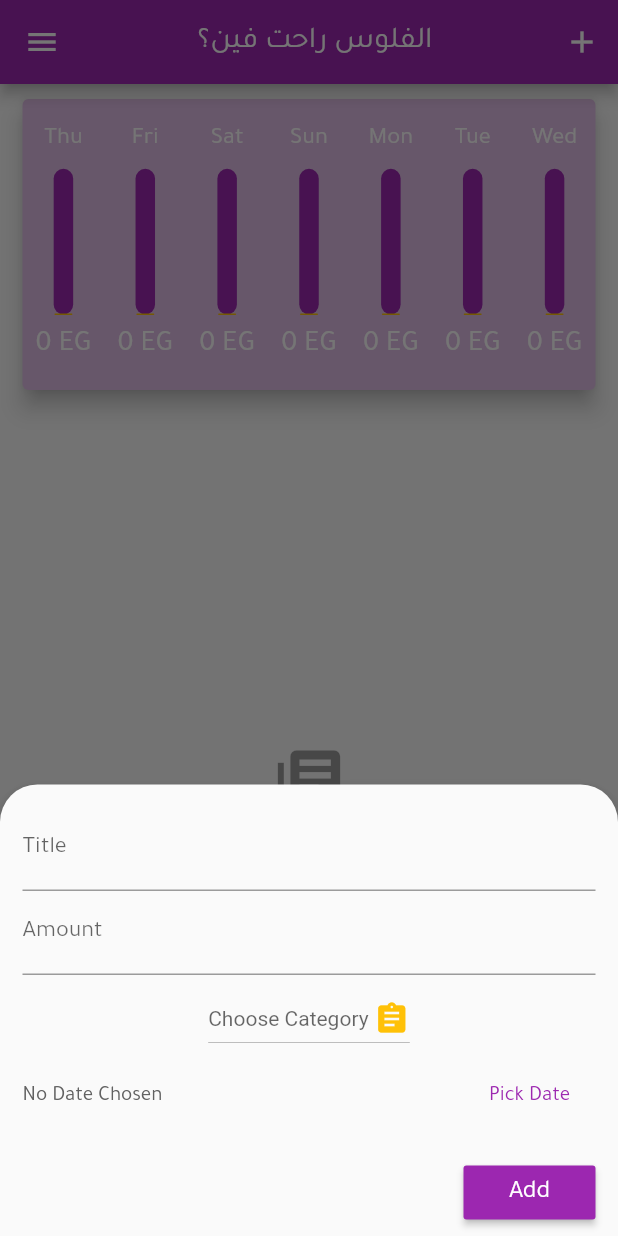
After one commit to grayHatEnigma/Expense-Manager, a Flutter app: the HomeScreen screen opened by its route, after a tap on the "add" icon, on a phone screen of 412 x 824 dp. The commit adds this screen. Run offline on Flutter 3.47's test engine with Material 2 defaults, Android fonts, the light colour scheme and no system bars; our stand-ins replace date_format, expandable, fl_chart, flutter_animation_progress_bar, flutter_i18n, fluttertoast and 2 more; accounts and stored records are empty.

Commit message:
23th commit - finish complete localization for both (ar, en)

```diff
--- a/flutter_i18n/en.json
+++ b/flutter_i18n/en.json
@@ -1,5 +1,35 @@
 {
 
+  "kAnalysisTitle" : "Expenses Analysis",
+  "kAnalysisGaugeTitle" : "Total Expenses",
+  "kAnalysisLimitTitle" : "You Spent All Your Money",
 
+  "kTitleTextFieldHint" : "Title",
+  "kAmountTextFieldHint": "Amount",
+  "kDropDownMenuHint": "Choose Category ",
+  "kPickDateButton": "Pick Date",
+  "kChosenDateText": "No Date Chosen",
+  "kAddButton": "Add",
+
+  "kShowChartButton" : "Show Chart",
+
+  "kDailyExpenses": "Expenses",
+
+  "kMoneyPrefix": "EG",
+  "kDeleteButtonHint": "Delete",
+
+  "kNavAnalysis": "Analysis",
+  "kNavSettings": "Settings",
+  "kNavAbout": "About",
+  "kNavRate": "Rate Us",
+
+  "kEmptyList" :"No Transactions Added Yet",
+
+  "kSalaryInputText" : "Enter Your Salary",
+  "kSalaryToastMsg" : "enter your salary first",
+
+  "kDateInputText" : "Plan Starting Date",
+  "kDateToastMsg" : "pick your plan date",
+  "kDateInputDescription" : "plan will be renewed monthly at"
 
 }
--- a/lib/infrastructure/ui/screens/add_transaction_screen.dart
+++ b/lib/infrastructure/ui/screens/add_transaction_screen.dart
@@ -4,6 +4,7 @@ import 'package:flutter/material.dart';
 //external packages
 import 'package:provider/provider.dart';
 import 'package:date_format/date_format.dart';
+import 'package:flutter_i18n/flutter_i18n.dart';
 
 //my imports
 import '../../../domain/models/category.dart';
@@ -18,7 +19,7 @@ class AddTransaction extends StatefulWidget {
 class _AddTransactionState extends State<AddTransaction> {
   final titleController = TextEditingController();
   final amountController = TextEditingController();
-  String chosenDateText = kChosenDateText;
+  String chosenDateText;
   //fields chosen by user and their default values in case he doesn't enter any
   DateTime chosenDate = DateTime.now();
   String chosenCategory;
@@ -26,6 +27,8 @@ class _AddTransactionState extends State<AddTransaction> {
   @override
   Widget build(BuildContext context) {
     final uiManager = Provider.of<UiManager>(context, listen: false);
+
+    chosenDateText = FlutterI18n.translate(context, kChosenDateText);
     return SingleChildScrollView(
       child: Container(
         padding: EdgeInsets.only(
@@ -38,11 +41,15 @@ class _AddTransactionState extends State<AddTransaction> {
           crossAxisAlignment: CrossAxisAlignment.end,
           children: <Widget>[
             TextField(
-              decoration: InputDecoration(labelText: kTitleTextFieldHint),
+              decoration: InputDecoration(
+                  labelText:
+                      FlutterI18n.translate(context, kTitleTextFieldHint)),
               controller: titleController,
             ),
             TextField(
-              decoration: InputDecoration(labelText: kAmountTextFieldHint),
+              decoration: InputDecoration(
+                  labelText:
+                      FlutterI18n.translate(context, kAmountTextFieldHint)),
               controller: amountController,
               keyboardType: TextInputType.numberWithOptions(decimal: true),
             ),
@@ -63,7 +70,7 @@ class _AddTransactionState extends State<AddTransaction> {
                   },
                   value: chosenCategory,
                   hint: Text(
-                    kDropDownMenuHint,
+                    FlutterI18n.translate(context, kDropDownMenuHint),
                     textAlign: TextAlign.start,
                   ),
                   icon: Icon(
@@ -87,7 +94,7 @@ class _AddTransactionState extends State<AddTransaction> {
                 ),
                 FlatButton(
                     child: Text(
-                      kPickDateButton,
+                      FlutterI18n.translate(context, kPickDateButton),
                       style: TextStyle(color: Theme.of(context).primaryColor),
                     ),
                     onPressed: () async {
@@ -122,7 +129,7 @@ class _AddTransactionState extends State<AddTransaction> {
             RaisedButton(
               color: Theme.of(context).primaryColor,
               child: Text(
-                kAddButton,
+                FlutterI18n.translate(context, kAddButton),
                 style: TextStyle(color: Colors.white, fontSize: 17),
               ),
               onPressed: () {
--- a/lib/infrastructure/ui/screens/home_screen.dart
+++ b/lib/infrastructure/ui/screens/home_screen.dart
@@ -4,10 +4,10 @@ import 'package:flutter/material.dart';
 import 'dart:io';
 
 //my imports
-import '../../../infrastructure/ui/widgets/navigation_drawer.dart';
 import '../screens/add_transaction_screen.dart';
 import '../widgets/chart_widget.dart';
 import '../widgets/transactions_list_widget.dart';
+import '../widgets/navigation_drawer.dart';
 import '../widgets/adaptive_switch_widget.dart';
 
 class HomeScreen extends StatefulWidget {
--- a/lib/infrastructure/ui/widgets/adaptive_switch_widget.dart
+++ b/lib/infrastructure/ui/widgets/adaptive_switch_widget.dart
@@ -1,5 +1,9 @@
 //flutter core
 import 'package:flutter/material.dart';
+
+import 'package:flutter_i18n/flutter_i18n.dart';
+
+import '../../../constants.dart';
 
 class AdaptiveSwitch extends StatefulWidget {
   final Function switchState;
@@ -16,7 +20,7 @@ class _AdaptiveSwitchState extends State<AdaptiveSwitch> {
       mainAxisAlignment: MainAxisAlignment.center,
       children: <Widget>[
         Text(
-          'Show Chart',
+          FlutterI18n.translate(context, kShowChartButton),
           style: TextStyle(fontSize: 17, color: Theme.of(context).primaryColor),
         ),
         Switch.adaptive(
--- a/lib/infrastructure/ui/widgets/chart_bar_widget.dart
+++ b/lib/infrastructure/ui/widgets/chart_bar_widget.dart
@@ -1,4 +1,6 @@
 import 'package:flutter/material.dart';
+
+import 'package:flutter_i18n/flutter_i18n.dart';
 
 //my imports
 import '../../../constants.dart';
@@ -69,10 +71,13 @@ class ChartBarWidget extends StatelessWidget {
                 height: constrains.maxHeight * 0.05,
               ),
               Container(
-                height: constrains.maxHeight * 0.15,
+                padding: EdgeInsets.symmetric(
+                  horizontal: constrains.maxHeight * 0.03,
+                ),
+                height: constrains.maxHeight * 0.12,
                 child: FittedBox(
                   child: Text(
-                    '${amount.toStringAsFixed(0)} $kMoneyPrefix',
+                    '${amount.toStringAsFixed(0)} ${FlutterI18n.translate(context, kMoneyPrefix)}',
                     style: kChartTextStyle,
                     textAlign: TextAlign.center,
                   ),
--- /dev/null
+++ b/lib/infrastructure/ui/widgets/empty_list_widget.dart
@@ -0,0 +1,36 @@
+import 'package:flutter/material.dart';
+
+import 'package:flutter_i18n/flutter_i18n.dart';
+
+import '../../../constants.dart';
+
+class EmptyListWidget extends StatelessWidget {
+  @override
+  Widget build(BuildContext context) {
+    return Center(
+      child: Column(
+        mainAxisSize: MainAxisSize.min,
+        mainAxisAlignment: MainAxisAlignment.center,
+        children: <Widget>[
+          Icon(
+            Icons.library_books,
+            color: Colors.black38,
+            size: 50,
+          ),
+          SizedBox(
+            height: 20,
+          ),
+          Text(
+            FlutterI18n.translate(context, kEmptyList),
+            textDirection: TextDirection.rtl,
+            style: TextStyle(
+              fontSize: 20,
+              color: Colors.black38,
+              letterSpacing: 0.25,
+            ),
+          ),
+        ],
+      ),
+    );
+  }
+}
--- a/lib/infrastructure/ui/widgets/navigation_list_tile.dart
+++ b/lib/infrastructure/ui/widgets/navigation_list_tile.dart
@@ -1,4 +1,6 @@
 import 'package:flutter/material.dart';
+
+import 'package:flutter_i18n/flutter_i18n.dart';
 
 class NavigationListTile extends StatelessWidget {
   final String title;
@@ -26,7 +28,7 @@ class NavigationListTile extends StatelessWidget {
               width: 10,
             ),
             Text(
-              title,
+              FlutterI18n.translate(context, title),
               textDirection: TextDirection.rtl,
               style: TextStyle(
                   color: Theme.of(context).primaryColor,
--- a/lib/infrastructure/ui/widgets/pie_chart_widget.dart
+++ b/lib/infrastructure/ui/widgets/pie_chart_widget.dart
@@ -3,7 +3,7 @@ import 'package:flutter/material.dart';
 import 'package:fl_chart/fl_chart.dart';
 import 'package:provider/provider.dart';
 
-import '../../../constants.dart';
+import './empty_list_widget.dart';
 import '../../../domain/managers/ui_manager.dart';
 import '../../../domain/managers/plan_manager.dart';
 import '../../../domain/models/category.dart';
@@ -31,7 +31,7 @@ class _PieChartWidgetState extends State<PieChartWidget> {
     final int length = pieChartMap.length;
 
     return length == 0
-        ? kNoTransactionsWidget
+        ? EmptyListWidget()
         : Card(
             elevation: 5,
             child: Row(
--- a/lib/infrastructure/ui/widgets/transactions_card_widget.dart
+++ b/lib/infrastructure/ui/widgets/transactions_card_widget.dart
@@ -3,6 +3,7 @@ import 'package:flutter/material.dart';
 import 'package:date_format/date_format.dart';
 import 'package:provider/provider.dart';
 import 'package:expandable/expandable.dart';
+import 'package:flutter_i18n/flutter_i18n.dart';
 
 import '../../../domain/managers/ui_manager.dart';
 import '../../../domain/models/transaction.dart';
@@ -51,7 +52,7 @@ class TransactionsCard extends StatelessWidget {
                 width: 100,
                 child: FittedBox(
                   child: Text(
-                    '$kDailyExpenses: ${uiManager.calculateTotalSpending(transactions).toStringAsFixed(0)}',
+                    '${FlutterI18n.translate(context, kDailyExpenses)}: ${uiManager.calculateTotalSpending(transactions).toStringAsFixed(0)}',
                     style: TextStyle(fontSize: 16, color: Colors.grey),
                   ),
                 ),
--- a/lib/infrastructure/ui/widgets/transactions_list_widget.dart
+++ b/lib/infrastructure/ui/widgets/transactions_list_widget.dart
@@ -7,6 +7,7 @@ import 'package:provider/provider.dart';
 import '../../../constants.dart';
 import '../../../domain/managers/ui_manager.dart';
 import './transactions_card_widget.dart';
+import './empty_list_widget.dart';
 
 class TransactionsList extends StatelessWidget {
   @override
@@ -15,7 +16,9 @@ class TransactionsList extends StatelessWidget {
     final groupedTransactions = uiManager.groupedTransactionsByDate;
     final length = groupedTransactions.length;
     return length == 0
-        ? Expanded(child: kNoTransactionsWidget)
+        ? Expanded(
+            child: EmptyListWidget(),
+          )
         : Expanded(
             child: Padding(
               padding: const EdgeInsets.only(bottom: 15),
```
Also changed, not shown: flutter_i18n/ar.json (+29 -0 lines), lib/constants.dart (+31 -49 lines), lib/infrastructure/ui/screens/analysis_screen.dart (+10 -5 lines), lib/infrastructure/ui/screens/plan_date_screen.dart (+10 -9 lines), lib/infrastructure/ui/screens/plan_salary_screen.dart (+6 -4 lines), lib/infrastructure/ui/widgets/gauge_widget.dart (+7 -5 lines), lib/infrastructure/ui/widgets/transaction_tile_widget.dart (+6 -2 lines).
